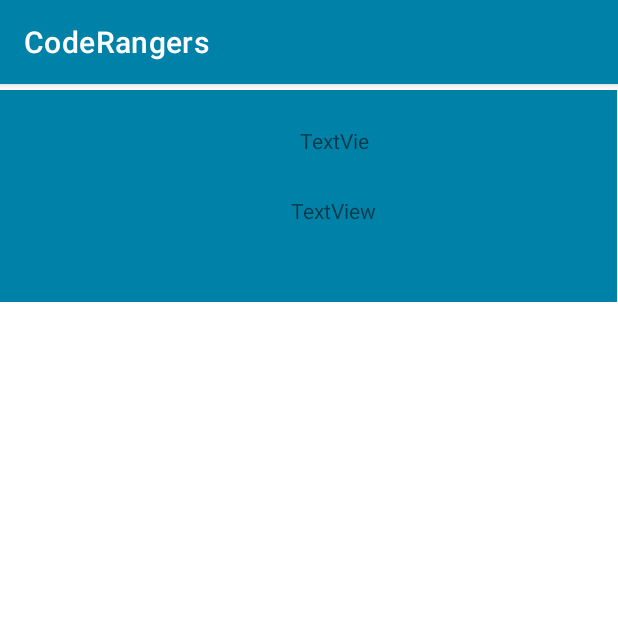
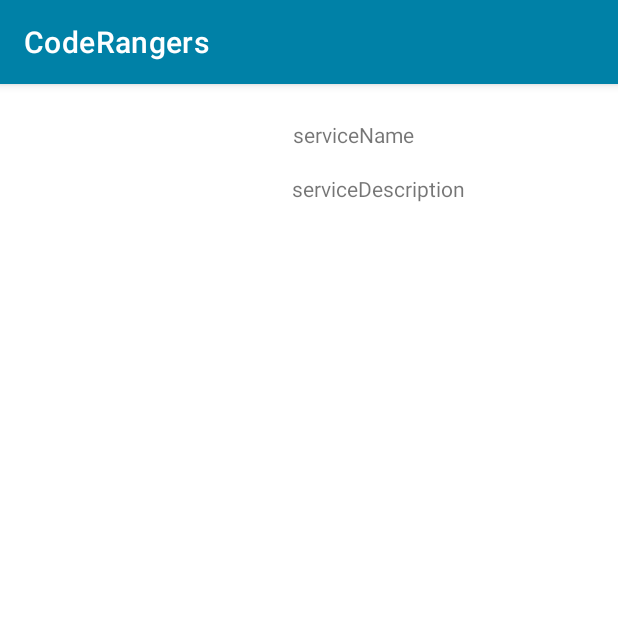
Before and after one commit to ErickMartinez77/CodeRangersAndroid, an Android app: the ItemMainPageActivity screen opened directly, with no data from a screen before it, on a phone screen of 412 x 824 dp, the top half of it. Run offline under Robolectric (Android 15) with nearby library versions, the phone set to English and light mode, and no system bars.

Commit message:
recyclerView

```diff
--- a/app/build.gradle
+++ b/app/build.gradle
@@ -41,4 +41,9 @@ dependencies {
     testImplementation 'junit:junit:4.+'
     androidTestImplementation 'androidx.test.ext:junit:1.1.3'
     androidTestImplementation 'androidx.test.espresso:espresso-core:3.4.0'
+
+    // Glide:
+    implementation 'com.github.bumptech.glide:glide:4.12.0'
+    annotationProcessor 'com.github.bumptech.glide:compiler:4.12.0'
+
 }
--- a/app/src/main/AndroidManifest.xml
+++ b/app/src/main/AndroidManifest.xml
@@ -1,6 +1,8 @@
 <?xml version="1.0" encoding="utf-8"?>
 <manifest xmlns:android="http://schemas.android.com/apk/res/android"
     package="edu.upb.coderangersandroid">
+
+    <uses-permission android:name="android.permission.INTERNET"/>
 
     <application
         android:allowBackup="true"
--- a/app/src/main/java/edu/upb/coderangersandroid/ui/activities/MainPageActivity.kt
+++ b/app/src/main/java/edu/upb/coderangersandroid/ui/activities/MainPageActivity.kt
@@ -35,6 +35,6 @@ class MainPageActivity : AppCompatActivity() {
             }
             true
         }
+        bottonNavigationView.selectedItemId = R.id.menuItemFeed
     }
-
 }
--- a/app/src/main/res/layout/list_item_feed.xml
+++ b/app/src/main/res/layout/list_item_feed.xml
@@ -6,20 +6,10 @@
     android:layout_height="wrap_content"
     tools:context=".ui.activities.ItemMainPageActivity">
 
-    <androidx.constraintlayout.widget.ConstraintLayout
-        android:layout_width="411dp"
-        android:layout_height="141dp"
-        android:layout_marginTop="4dp"
-        android:background="?attr/colorPrimary"
-        app:layout_constraintEnd_toEndOf="parent"
-        app:layout_constraintHorizontal_bias="0.0"
-        app:layout_constraintStart_toStartOf="parent"
-        app:layout_constraintTop_toTopOf="parent">
-
         <ImageView
             android:id="@+id/serviceImage"
             android:layout_width="120dp"
-            android:layout_height="93dp"
+            android:layout_height="120dp"
             android:layout_marginStart="44dp"
             app:layout_constraintBottom_toBottomOf="parent"
             app:layout_constraintStart_toStartOf="parent"
@@ -28,10 +18,10 @@
 
         <TextView
             android:id="@+id/serviceNameText"
-            android:layout_width="56dp"
-            android:layout_height="22dp"
+            android:layout_width="wrap_content"
+            android:layout_height="wrap_content"
             android:layout_marginTop="24dp"
-            android:text="TextView"
+            android:text="@string/serviceNameItemFeedLabel"
             app:layout_constraintEnd_toEndOf="parent"
             app:layout_constraintHorizontal_bias="0.188"
             app:layout_constraintStart_toEndOf="@+id/serviceImage"
@@ -42,12 +32,11 @@
             android:layout_width="193dp"
             android:layout_height="39dp"
             android:layout_marginEnd="24dp"
-            android:text="TextView"
+            android:text="@string/serviceDescriptionItemFeedLabel"
             app:layout_constraintBottom_toBottomOf="parent"
             app:layout_constraintEnd_toEndOf="parent"
             app:layout_constraintHorizontal_bias="1.0"
             app:layout_constraintStart_toEndOf="@+id/serviceImage"
             app:layout_constraintTop_toBottomOf="@+id/serviceNameText"
             app:layout_constraintVertical_bias="0.446" />
-    </androidx.constraintlayout.widget.ConstraintLayout>
 </androidx.constraintlayout.widget.ConstraintLayout>
--- a/app/src/main/res/values/strings.xml
+++ b/app/src/main/res/values/strings.xml
@@ -5,4 +5,6 @@
     <string name="mainPageMenuItemProfileLabel">Profile</string>
     <string name="mainPageMenuItemFeedLabel">Home</string>
     <string name="mainPageMenuStoreLabel">Store</string>
+    <string name="serviceDescriptionItemFeedLabel">serviceDescription</string>
+    <string name="serviceNameItemFeedLabel">serviceName</string>
 </resources>
```
Also changed, not shown: app/src/main/java/edu/upb/coderangersandroid/data/TempDataSource.kt (+5 -5 lines), app/src/main/java/edu/upb/coderangersandroid/ui/adapters/FeedListAdapter.kt (+10 -2 lines).
